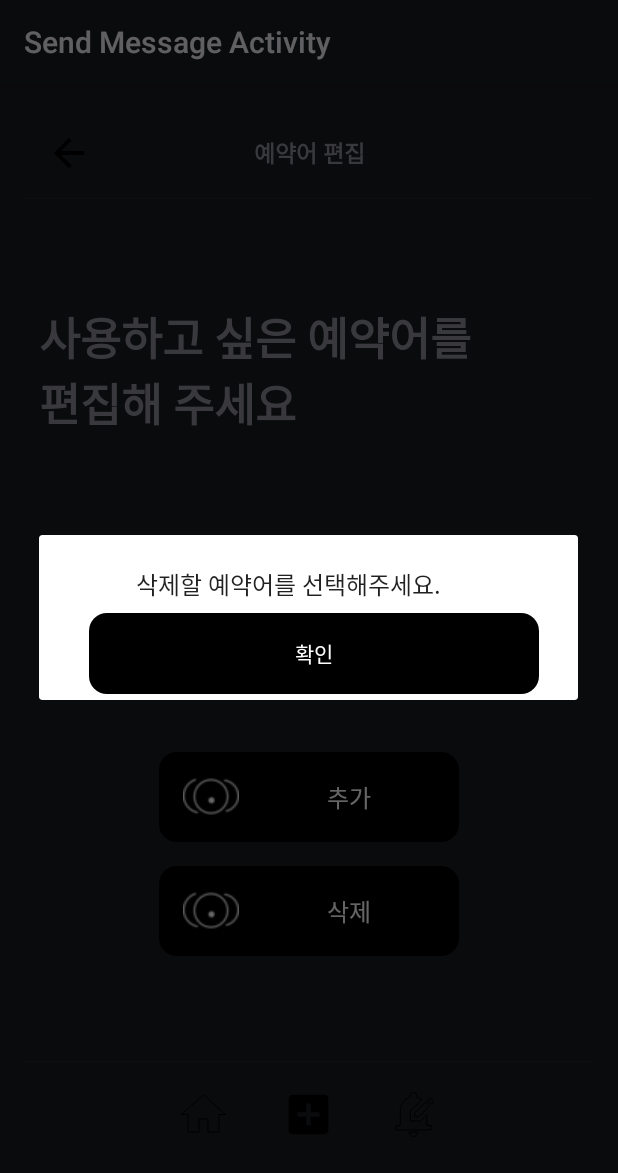
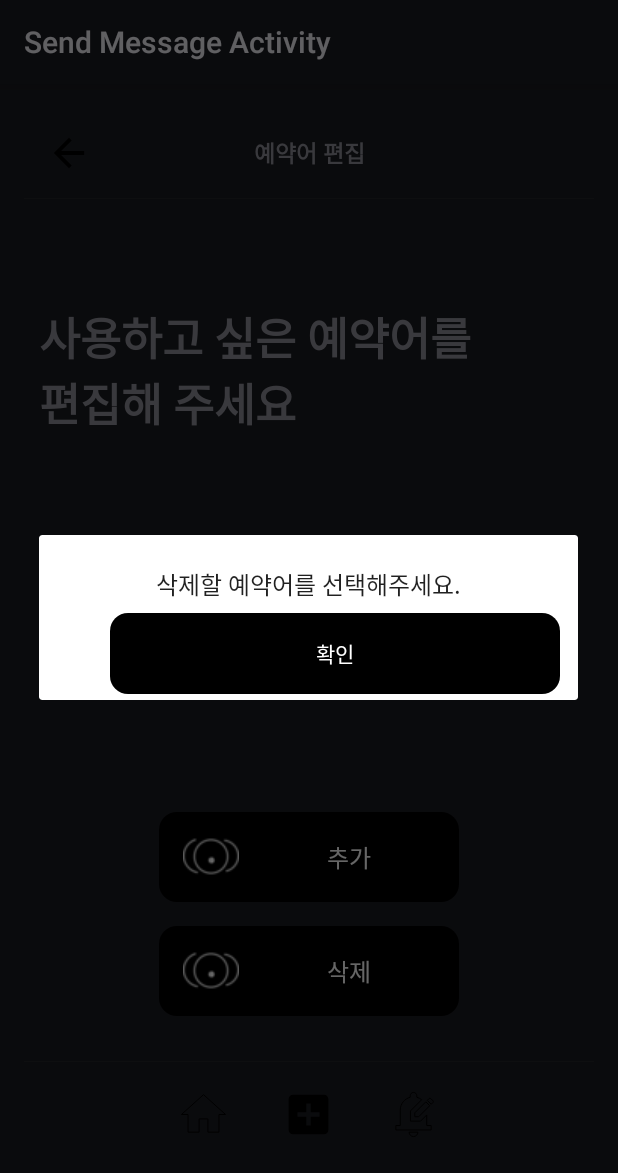
Before and after one commit to KOBOT-BOARD12/seeyoursound-frontend, an Android app: the activity_keyword screen opened directly, with no data from a screen before it, after a tap on "삭제", on a phone screen of 412 x 824 dp. Shown: the top 1173 px of the screen. Run offline under Robolectric (Android 15) with nearby library versions, the phone set to English and light mode, and no system bars; our stand-ins replace Firebase (no records; nobody signed in at launch, a user with empty details on screens opened directly).

Commit message:
feat: modify ui

```diff
--- a/app/src/main/java/com/example/myapplication/activity_filter.java
+++ b/app/src/main/java/com/example/myapplication/activity_filter.java
@@ -157,7 +157,7 @@ public class activity_filter extends AppCompatActivity {
     }
 
     private void confirmDialog() {
-        AlertDialog.Builder builder = new AlertDialog.Builder(this, R.style.AlertDialogCustom2);
+        AlertDialog.Builder builder = new AlertDialog.Builder(this, R.style.AlertDialogCustom);
         builder
                 .setMessage(" 저장 되었습니다 ! ")
                 .setPositiveButton(" 확인 ", new DialogInterface.OnClickListener() {
--- a/app/src/main/java/com/example/myapplication/activity_keyword.java
+++ b/app/src/main/java/com/example/myapplication/activity_keyword.java
@@ -350,7 +350,7 @@ public class activity_keyword extends Activity {
     }
 
     private void showErrorMessage(String message) {
-        AlertDialog.Builder builder = new AlertDialog.Builder(this, R.style.AlertDialogCustom2);
+        AlertDialog.Builder builder = new AlertDialog.Builder(this, R.style.AlertDialogCustom);
 
         builder.setMessage(message);
         builder.setPositiveButton(" 확인 ", new DialogInterface.OnClickListener() {
@@ -364,7 +364,7 @@ public class activity_keyword extends Activity {
 
 
     private void AddConfirmDialog() {
-        AlertDialog.Builder builder = new AlertDialog.Builder(this, R.style.AlertDialogCustom2);
+        AlertDialog.Builder builder = new AlertDialog.Builder(this, R.style.AlertDialogCustom);
         builder
                 .setMessage(" 예약어가 추가되었습니다 ! ")
                 .setPositiveButton(" 확인 ", new DialogInterface.OnClickListener() {
@@ -379,7 +379,7 @@ public class activity_keyword extends Activity {
     }
 
     private void DeleteDialog(String message) {
-        AlertDialog.Builder builder = new AlertDialog.Builder(this, R.style.AlertDialogCustom2);
+        AlertDialog.Builder builder = new AlertDialog.Builder(this, R.style.AlertDialogCustom);
         builder
                 .setMessage(message)
                 .setPositiveButton(" 확인 ", new DialogInterface.OnClickListener() {
--- a/app/src/main/res/layout/activity_filter.xml
+++ b/app/src/main/res/layout/activity_filter.xml
@@ -171,8 +171,8 @@
         android:layout_width="200dp"
         android:layout_height="60dp"
         android:layout_gravity="center"
-        android:layout_marginTop="40dp"
-        android:layout_marginBottom="60dp"
+        android:layout_marginTop="38dp"
+        android:layout_marginBottom="40dp"
         android:background="@drawable/buttonshape"
         android:drawableLeft="@drawable/eye3"
         android:fontFamily="@font/apple"
@@ -186,7 +186,6 @@
     <View
         android:layout_width="wrap_content"
         android:layout_height="0.5dp"
-
         android:layout_centerInParent="true"
         android:layout_gravity="bottom|center_horizontal"
         android:alpha="0.1"
--- a/app/src/main/res/layout/activity_keyword.xml
+++ b/app/src/main/res/layout/activity_keyword.xml
@@ -91,7 +91,7 @@
         android:layout_height="60dp"
         android:layout_gravity="center"
         android:layout_marginTop="16dp"
-        android:layout_marginBottom="70dp"
+        android:layout_marginBottom="30dp"
         android:background="@drawable/buttonshape"
         android:drawableLeft="@drawable/eye3"
         android:fontFamily="@font/apple"
@@ -106,7 +106,7 @@
         android:layout_width="wrap_content"
         android:layout_height="0.5dp"
         android:layout_centerInParent="true"
-        android:layout_gravity="center"
+        android:layout_gravity="bottom|center_horizontal"
         android:alpha="0.1"
         android:background="#808080" />
 
--- a/app/src/main/res/layout/activity_main.xml
+++ b/app/src/main/res/layout/activity_main.xml
@@ -152,7 +152,7 @@
         android:layout_width="270dp"
         android:layout_height="80dp"
         android:layout_gravity="center"
-        android:layout_marginBottom="70dp"
+        android:layout_marginBottom="48dp"
         android:fontFamily="@font/apple"
         android:gravity="center"
         android:text="음성 인식 대기 중 ..."
@@ -163,7 +163,7 @@
         android:layout_width="wrap_content"
         android:layout_height="0.5dp"
         android:layout_centerInParent="true"
-        android:layout_gravity="center"
+        android:layout_gravity="bottom|center_horizontal"
         android:alpha="0.1"
         android:background="#808080" />
 
@@ -172,6 +172,7 @@
         android:layout_height="wrap_content"
         android:layout_gravity="bottom|center_horizontal"
         android:gravity="center"
+
         android:orientation="horizontal">
 
         <androidx.appcompat.widget.AppCompatButton
--- a/app/src/main/res/values/strings.xml
+++ b/app/src/main/res/values/strings.xml
@@ -8,12 +8,12 @@
     <string name="next">Next</string>
     <string name="previous">Previous</string>
     <string-array name="url">
-        <item>https://41af-113-198-217-79.ngrok-free.app/ws</item>
-        <item>https://41af-113-198-217-79.ngrok-free.app/return_class</item>
-        <item>https://41af-113-198-217-79.ngrok-free.app/update_class</item>
-        <item>https://41af-113-198-217-79.ngrok-free.app/register_keyword</item>
-        <item>https://41af-113-198-217-79.ngrok-free.app/delete_keyword</item>
-        <item>https://41af-113-198-217-79.ngrok-free.app/return_keyword</item>
+        <item>https://fb68-113-198-217-79.ngrok-free.app/ws</item>
+        <item>https://fb68-113-198-217-79.ngrok-free.app/return_class</item>
+        <item>https://fb68-113-198-217-79.ngrok-free.app/update_class</item>
+        <item>https://fb68-113-198-217-79.ngrok-free.app/register_keyword</item>
+        <item>https://fb68-113-198-217-79.ngrok-free.app/delete_keyword</item>
+        <item>https://fb68-113-198-217-79.ngrok-free.app/return_keyword</item>
     </string-array>
 
     <string name="lorem_ipsum">
--- a/app/src/main/res/values/style.xml
+++ b/app/src/main/res/values/style.xml
@@ -21,13 +21,6 @@
 
 
 
-    <style name="AlertDialogCustom2" parent="Theme.AppCompat.Light.Dialog.Alert">
-        <item name="android:buttonBarPositiveButtonStyle">@style/AlertDialogPositiveButton</item>
-        <item name="android:layout_gravity">center</item>
-        <item name="android:gravity">center</item>
-        <item name="android:layout_marginRight">2dp</item>
-    </style>
-
 
 
 
```
Also changed, not shown: 2 other files.
